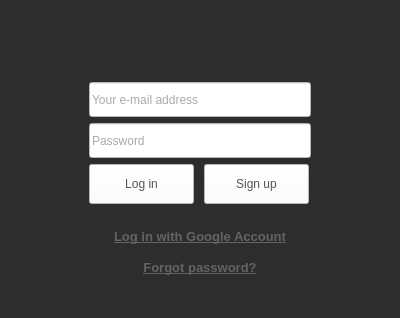
toggl-open-source/toggldesktop, file src/ui/linux/TogglDesktop/loginwidget.ui: the form before one commit.
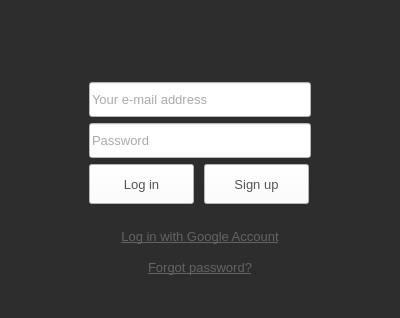
The form after the commit. Icons and pictures are not drawn.

Commit message: Set font sizes in px to avoid DPI issues (linux), #808

Diff of the .ui file:
```diff
--- a/src/ui/linux/TogglDesktop/loginwidget.ui
+++ b/src/ui/linux/TogglDesktop/loginwidget.ui
@@ -23,7 +23,7 @@
    <bool>false</bool>
   </property>
   <property name="styleSheet">
-   <string notr="true"/>
+   <string notr="true">font-size:13px;</string>
   </property>
   <layout class="QVBoxLayout" name="verticalLayout">
    <property name="spacing">
@@ -284,10 +284,7 @@
            </property>
            <property name="font">
             <font>
-             <pointsize>10</pointsize>
-             <weight>75</weight>
-             <bold>true</bold>
-             <underline>true</underline>
+             <pointsize>-1</pointsize>
             </font>
            </property>
            <property name="styleSheet">
@@ -323,10 +320,7 @@
            </property>
            <property name="font">
             <font>
-             <pointsize>10</pointsize>
-             <weight>75</weight>
-             <bold>true</bold>
-             <underline>true</underline>
+             <pointsize>-1</pointsize>
             </font>
            </property>
            <property name="mouseTracking">
```
The commit also changes 9 other files.
